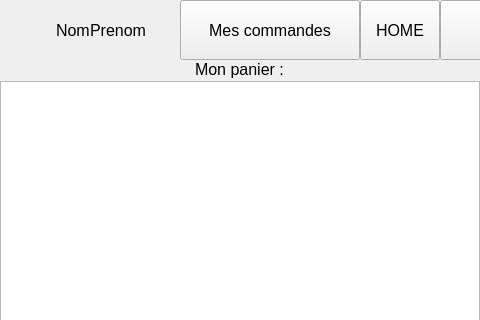
First picture: the form in UberMedoc/panier.ui, repository GregDAka/Ubermedoc, before the edit; both pictures show x 0 to 480 and y 0 to 320 of the 800 by 600 pixel window.
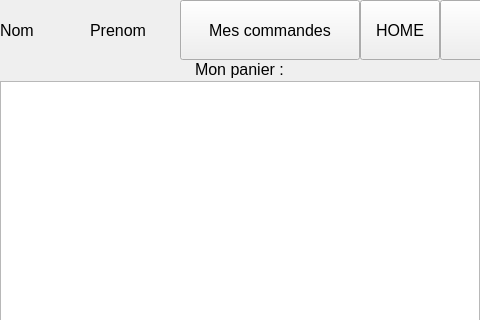
Second picture: the form after the edit.

Diff of the .ui file:
```diff
--- a/UberMedoc/panier.ui
+++ b/UberMedoc/panier.ui
@@ -36,7 +36,7 @@
      </property>
      <item>
       <layout class="QHBoxLayout" name="horizontalLayout">
-       <item alignment="Qt::AlignRight">
+       <item>
         <widget class="QLabel" name="label">
          <property name="font">
           <font>
```
